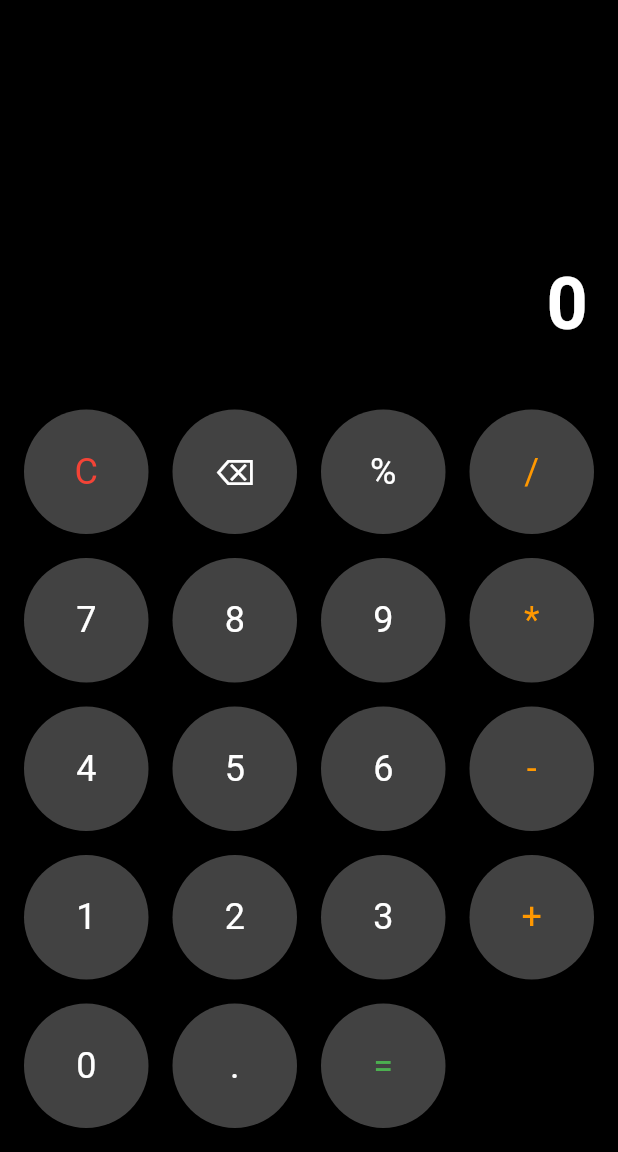
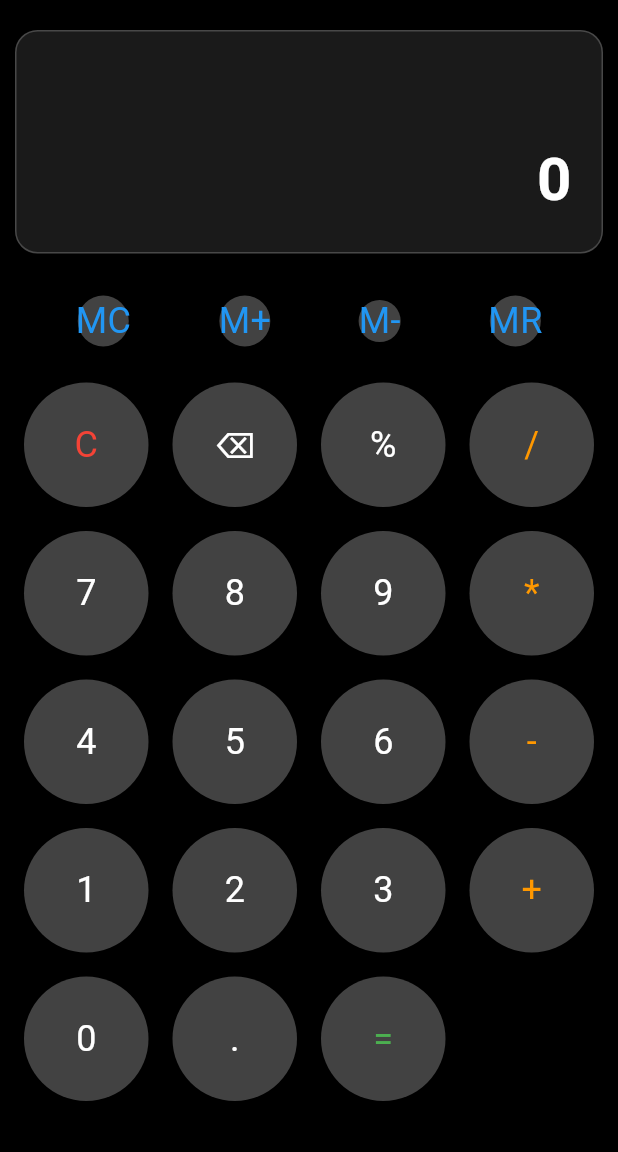
Before and after one commit to charan4112/calculator_app, a Flutter app: the screen it shows after launch, on a phone screen of 412 x 824 dp, the part 84-1236 px from its top. Run offline on Flutter 3.47's test engine with Material 3 defaults, Android fonts, the phone set to English and light mode, and no system bars; our stand-ins replace math_expressions.

Commit message:
Updated HomeScreen with memory functions and UI enhancements

```diff
--- a/lib/screens/home_screen.dart
+++ b/lib/screens/home_screen.dart
@@ -18,10 +18,23 @@ class HomeScreen extends StatelessWidget {
       ),
       body: Column(
         children: [
-          // Display area
-          Expanded(
-            child: Container(
+          // Display Area with Glassmorphism Effect
+          Container(
             padding: const EdgeInsets.all(20),
+            margin: const EdgeInsets.symmetric(horizontal: 10, vertical: 20),
+            decoration: BoxDecoration(
+              color: Colors.white.withOpacity(0.1),
+              borderRadius: BorderRadius.circular(15),
+              border: Border.all(color: Colors.white.withOpacity(0.2)),
+              boxShadow: [
+                BoxShadow(
+                  color: Colors.black.withOpacity(0.3),
+                  blurRadius: 8,
+                  spreadRadius: 2,
+                  offset: const Offset(2, 2),
+                ),
+              ],
+            ),
             alignment: Alignment.bottomRight,
             child: Column(
               mainAxisAlignment: MainAxisAlignment.end,
@@ -29,20 +42,31 @@ class HomeScreen extends StatelessWidget {
               children: [
                 Text(
                   calculator.input,
-                    style: const TextStyle(fontSize: 32, color: Colors.white),
+                  style: const TextStyle(fontSize: 28, color: Colors.white),
                 ),
                 const SizedBox(height: 10),
                 Text(
                   calculator.output,
-                    style: const TextStyle(fontSize: 48, fontWeight: FontWeight.bold, color: Colors.white),
+                  style: const TextStyle(fontSize: 40, fontWeight: FontWeight.bold, color: Colors.white),
                 ),
               ],
             ),
           ),
+
+          // Memory Functions Row (MC, M+, M-, MR)
+          Row(
+            mainAxisAlignment: MainAxisAlignment.spaceEvenly,
+            children: [
+              ButtonWidget(label: 'MC', color: Colors.blue, onTap: () => calculator.memoryClear()),
+              ButtonWidget(label: 'M+', color: Colors.blue, onTap: () => calculator.memoryAdd()),
+              ButtonWidget(label: 'M-', color: Colors.blue, onTap: () => calculator.memorySubtract()),
+              ButtonWidget(label: 'MR', color: Colors.blue, onTap: () => calculator.memoryRecall()),
+            ],
           ),
 
           // Calculator buttons
-          Container(
+          Expanded(
+            child: Container(
               padding: const EdgeInsets.all(8.0),
               child: GridView.count(
                 shrinkWrap: true,
@@ -75,9 +99,10 @@ class HomeScreen extends StatelessWidget {
                   ButtonWidget(label: '0', onTap: () => calculator.addInput('0')),
                   ButtonWidget(label: '.', onTap: () => calculator.addInput('.')),
                   ButtonWidget(label: '=', color: Colors.green, onTap: () {
-                  // Logic will be added in Step 4
+                    calculator.addInput("=");
                   }),
                 ],
+              ),
             ),
           ),
         ],
```
Lines whose indentation alone changed are shown as unchanged.
